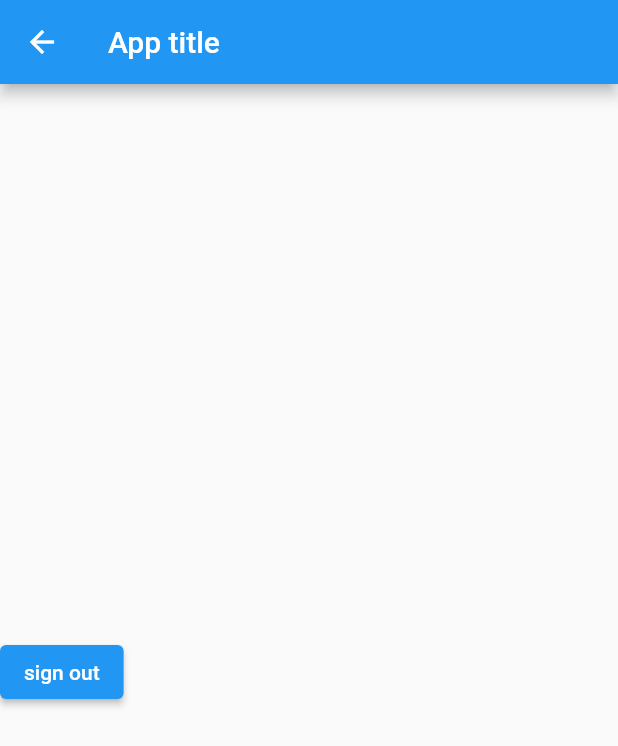
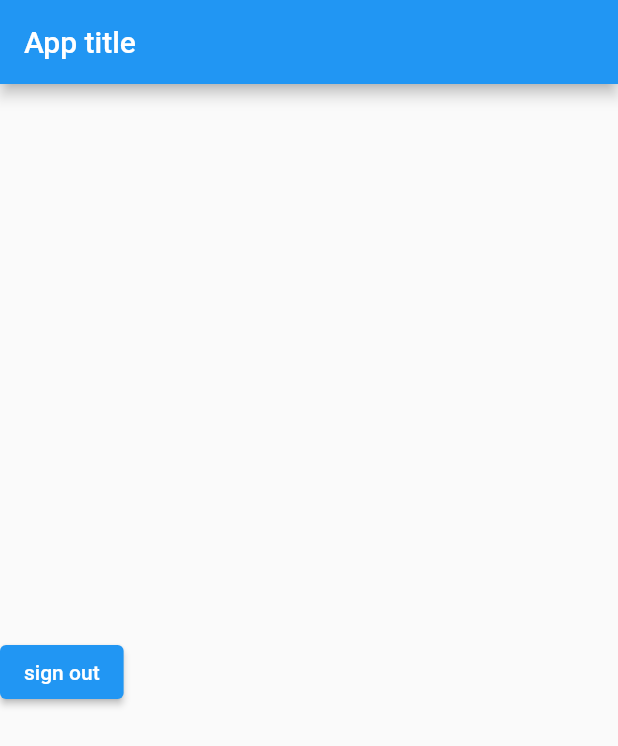
Before and after one commit to MEnbiyaDemir/flutter_training, a Flutter app: the HomePage screen opened directly, after a tap on "sign out", on a phone screen of 412 x 824 dp. Shown: the top 746 px of the screen. Run offline on Flutter 3.47's test engine with Material 2 defaults, Android fonts, the phone set to English and light mode, and no system bars; our stand-ins replace firebase_auth, firebase_core; accounts and stored records are empty.

Commit message:
signout button navigation fix

```diff
--- a/lib/features/auth/auth_view.dart
+++ b/lib/features/auth/auth_view.dart
@@ -75,7 +75,7 @@ return TextButton(onPressed: (){setState(() {
 
   @override
   Widget build(BuildContext context) {
-    return Scaffold(appBar: AppBar(title: _title()),
+    return Scaffold(appBar: AppBar(title: _title(),automaticallyImplyLeading: false),
     body: Column(
       crossAxisAlignment: CrossAxisAlignment.center,
       mainAxisAlignment: MainAxisAlignment.center,
--- a/lib/features/home/view/home_view.dart
+++ b/lib/features/home/view/home_view.dart
@@ -2,9 +2,14 @@ import 'package:flutter/material.dart';
 import 'package:firebase_auth/firebase_auth.dart';
 import 'package:recipe_app/core/auth/auth.dart';
 
-class HomePage extends StatelessWidget {
+class HomePage extends StatefulWidget {
   HomePage({super.key});
 
+  @override
+  State<HomePage> createState() => _HomePageState();
+}
+
+class _HomePageState extends State<HomePage> {
   final User? user = Auth().currentUser;
 
   Future<void> signOut() async{
@@ -20,7 +25,11 @@ class HomePage extends StatelessWidget {
   }
 
   Widget _signoutButton(){
-    return ElevatedButton(onPressed: signOut,
+    return ElevatedButton(onPressed: () {
+      signOut();
+
+      Navigator.pushReplacement(context, MaterialPageRoute(builder: (context) => HomePage()));
+    },
      child: const Text("sign out"));
 
   }
@@ -28,7 +37,7 @@ class HomePage extends StatelessWidget {
   @override
   Widget build(BuildContext context) {
     return Scaffold(
-      appBar: AppBar(title: _title()),
+      appBar: AppBar(title: _title(),automaticallyImplyLeading: false,),
       body: Column(
         crossAxisAlignment: CrossAxisAlignment.center,
         mainAxisAlignment: MainAxisAlignment.center,
```
